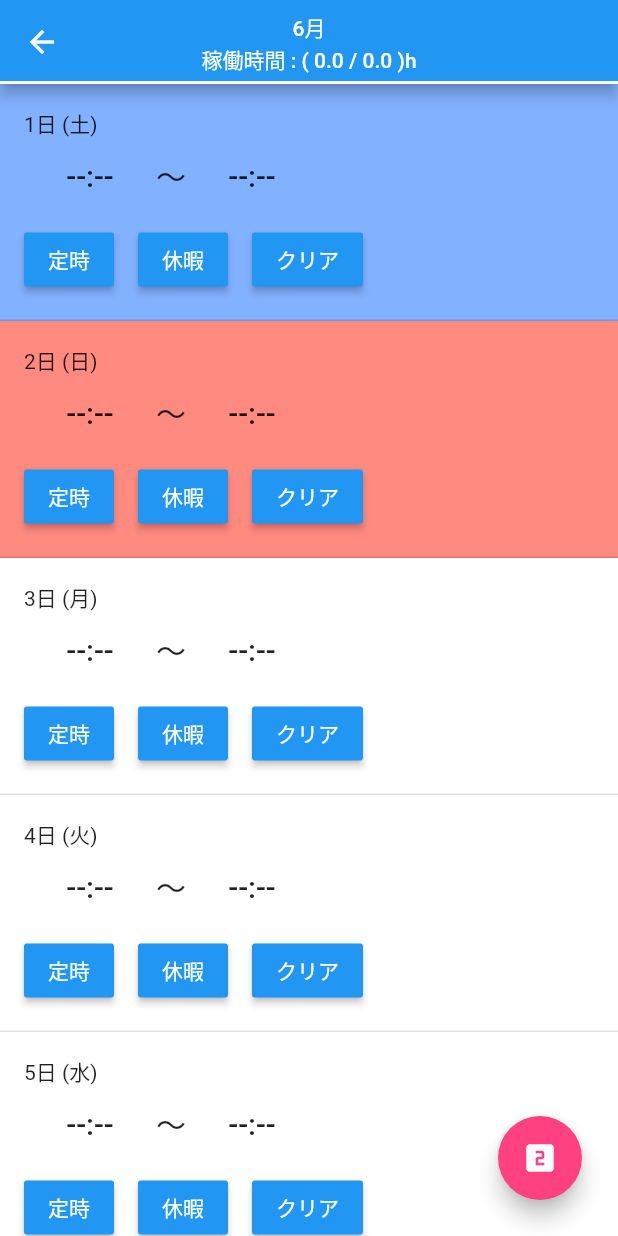
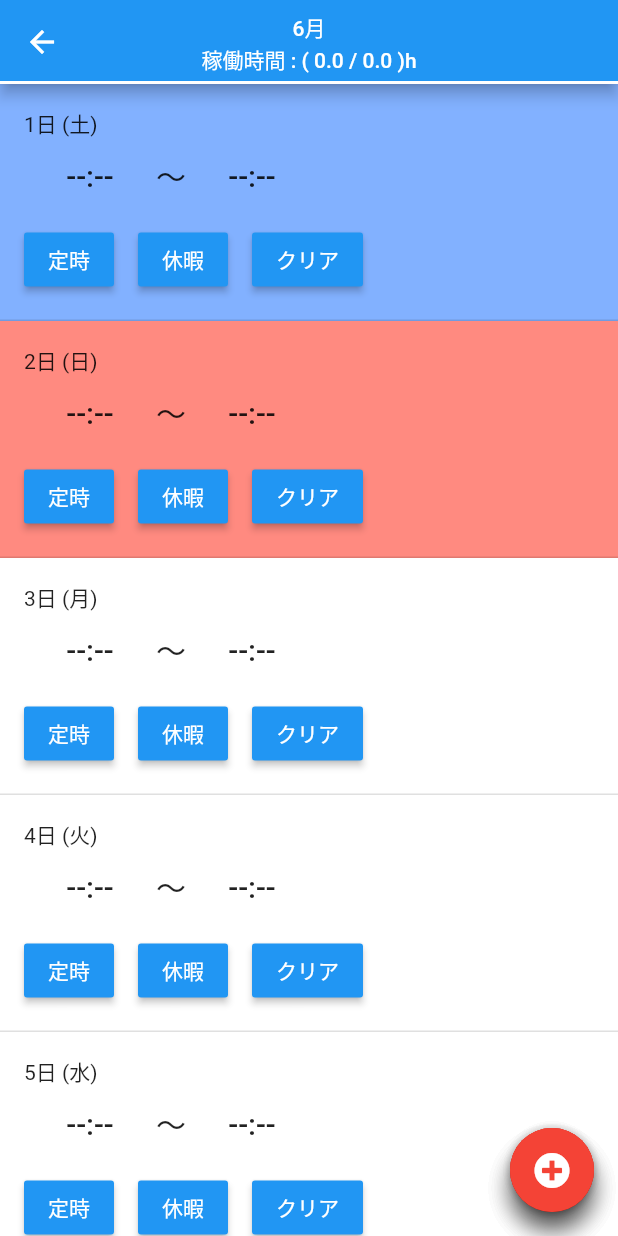
Before and after one commit to kusamuraX/KinTai, a Flutter app: the MyHomePage screen opened by its route, on a phone screen of 412 x 824 dp. Run offline on Flutter 3.47's test engine with Material 2 defaults, Android fonts, the phone set to English and light mode, and no system bars; our stand-ins replace font_awesome_flutter, shared_preferences; accounts and stored records are empty; network calls fail.

Commit message:
change float button

```diff
--- a/lib/customfloadbtn.dart
+++ b/lib/customfloadbtn.dart
@@ -3,9 +3,6 @@ import 'package:font_awesome_flutter/font_awesome_flutter.dart';
 
 class FloatBtnArea extends StatefulWidget {
   FloatBtnArea({Key key}) : super(key: key);
-
-  final IconData closeIcon = const IconData(59528, fontFamily: 'MaterialIcons');
-  final IconData openIcon = const IconData(58298, fontFamily: 'MaterialIcons');
 
   @override
   State<StatefulWidget> createState() => new FloatBtnAreaState();
@@ -13,117 +10,103 @@ class FloatBtnArea extends StatefulWidget {
 
 class FloatBtnAreaState extends State<FloatBtnArea>
     with SingleTickerProviderStateMixin {
-  // main floatボタンの押下状態
-  bool floatOff = true;
-  double _opacity = 0.0;
-
-  IconData mainIcon;
 
   AnimationController animationController;
-
-  List<Widget> getFloatBtn() {
-    List<Widget> buttons = <Widget>[];
-
-    buttons.add(new Padding(
-      padding: EdgeInsets.all(8.0),
-      child: new AnimatedOpacity(
-        opacity: _opacity,
-        duration: const Duration(milliseconds: 500),
-        child: new FloatingActionButton(
-          onPressed: () {},
-          backgroundColor: Colors.blueAccent,
-          child: Icon(const IconData(58051, fontFamily: 'MaterialIcons')),
-        ),
-      ),
-    ));
-    buttons.add(new Padding(
-      padding: EdgeInsets.all(8.0),
-      child: new AnimatedOpacity(
-        opacity: _opacity,
-        duration: const Duration(milliseconds: 500),
-        child: new FloatingActionButton(
-          onPressed: () {},
-          backgroundColor: Colors.blueAccent,
-          child: Icon(const IconData(59506, fontFamily: 'MaterialIcons')),
-        ),
-      ),
-    ));
-    buttons.add(new Padding(
-      padding: EdgeInsets.all(8.0),
-      child: new FloatingActionButton(
-        onPressed: () {
-          setState(() {
-            if (floatOff) {
-              floatOff = false;
-              _opacity = 1.0;
-              mainIcon = widget.openIcon;
-            } else {
-              floatOff = true;
-              _opacity = 0.0;
-              mainIcon = widget.closeIcon;
-            }
-          });
-        },
-        backgroundColor: Colors.pinkAccent,
-        child: new Icon(mainIcon),
-      ),
-    ));
-
-    return buttons;
-  }
 
   @override
   void initState() {
     super.initState();
-    mainIcon = widget.openIcon;
     animationController =
-        AnimationController(duration: Duration(milliseconds: 900), vsync: this);
+        AnimationController(duration: Duration(milliseconds: 400), vsync: this);
   }
 
   @override
   Widget build(BuildContext context) {
-    return Column(
-      mainAxisAlignment: MainAxisAlignment.end,
-      children: getFloatBtn(),
+    return new SectorAnimation(
+      controller: animationController,
     );
   }
 }
 
 class SectorAnimation extends StatelessWidget {
   SectorAnimation({Key key, this.controller})
-      : scale = Tween<double>(
-          begin: 1.5,
+      : _openScale = Tween<double>(
+          begin: 1.0,
           end: 0.0,
         ).animate(
-          CurvedAnimation(parent: controller, curve: Curves.fastOutSlowIn),
+          new CurvedAnimation(parent: controller, curve: Curves.linear),
+        ),
+        _closeScale = Tween<double>(
+          begin: 0.0,
+          end: 1.0,
+        ).animate(
+          new CurvedAnimation(parent: controller, curve: Curves.linear),
+        ),
+        _transTween1 =
+            Tween<Offset>(begin: Offset.zero, end: const Offset(0.0, -1.2))
+                .animate(
+          new CurvedAnimation(parent: controller, curve: Curves.linear),
+        ),
+        _transTween2 =
+        Tween<Offset>(begin: Offset.zero, end: const Offset(0.0, -2.4))
+            .animate(
+          new CurvedAnimation(parent: controller, curve: Curves.linear),
+        ),
+        _transTween3 =
+        Tween<Offset>(begin: Offset.zero, end: const Offset(0.0, -3.6))
+            .animate(
+          new CurvedAnimation(parent: controller, curve: Curves.linear),
         ),
         super(key: key);
+
   final AnimationController controller;
-  final Animation<double> scale;
+  final Animation<double> _openScale;
+  final Animation<double> _closeScale;
+  final Animation<Offset> _transTween1;
+  final Animation<Offset> _transTween2;
+  final Animation<Offset> _transTween3;
 
   build(context) {
-    return AnimatedBuilder(
+    return new AnimatedBuilder(
       animation: controller,
       builder: (context, builder) {
-        return Stack(
-          alignment: Alignment.center,
-          children: <Widget>[
-            Transform(
-                transform: new Matrix4.identity()
-                  ..scale(0.0, scale.value - 1.5),
-                child: FloatingActionButton(
-                    child: Icon(FontAwesomeIcons.timesCircle),
-                    onPressed: _close,
-                    backgroundColor: Colors.red)),
-            Transform(
-                transform: new Matrix4.identity()
-                  ..scale(0.0, scale.value),
-                child: FloatingActionButton(
-                    child: Icon(FontAwesomeIcons.timesCircle),
-                    onPressed: _open,
-                    backgroundColor: Colors.red)),
-          ],
-        );
+        return Stack(alignment: Alignment.center, children: <Widget>[
+          new SlideTransition(
+            position: _transTween3,
+            child: new FloatingActionButton(
+                child: new Icon(FontAwesomeIcons.playstation),
+                onPressed: null,
+                backgroundColor: Colors.red),
+          ),
+          new SlideTransition(
+            position: _transTween2,
+            child: new FloatingActionButton(
+                child: new Icon(FontAwesomeIcons.trashAlt),
+                onPressed: null,
+                backgroundColor: Colors.red),
+          ),
+          new SlideTransition(
+            position: _transTween1,
+            child: new FloatingActionButton(
+                child: new Icon(FontAwesomeIcons.cloudUploadAlt),
+                onPressed: null,
+                backgroundColor: Colors.red),
+          ),
+          new ScaleTransition(
+            scale: _openScale,
+            child: new FloatingActionButton(
+                child: new Icon(FontAwesomeIcons.plusCircle),
+                onPressed: _open,
+                backgroundColor: Colors.red),
+          ),
+          new ScaleTransition(
+            scale: _closeScale,
+            child: new FloatingActionButton(
+                child: new Icon(FontAwesomeIcons.timesCircle),
+                onPressed: _close,
+                backgroundColor: Colors.red),
+          ),
+        ]);
       },
     );
   }
--- a/pubspec.yaml
+++ b/pubspec.yaml
@@ -7,7 +7,7 @@ dependencies:
   flutter_localizations:
     sdk: flutter
   http: ^0.11.3+16
-  shared_preferences: ^0.5.0
+  shared_preferences: ^0.5.3
   font_awesome_flutter: ^6.0.0
 
   # The following adds the Cupertino Icons font to your application.
```
